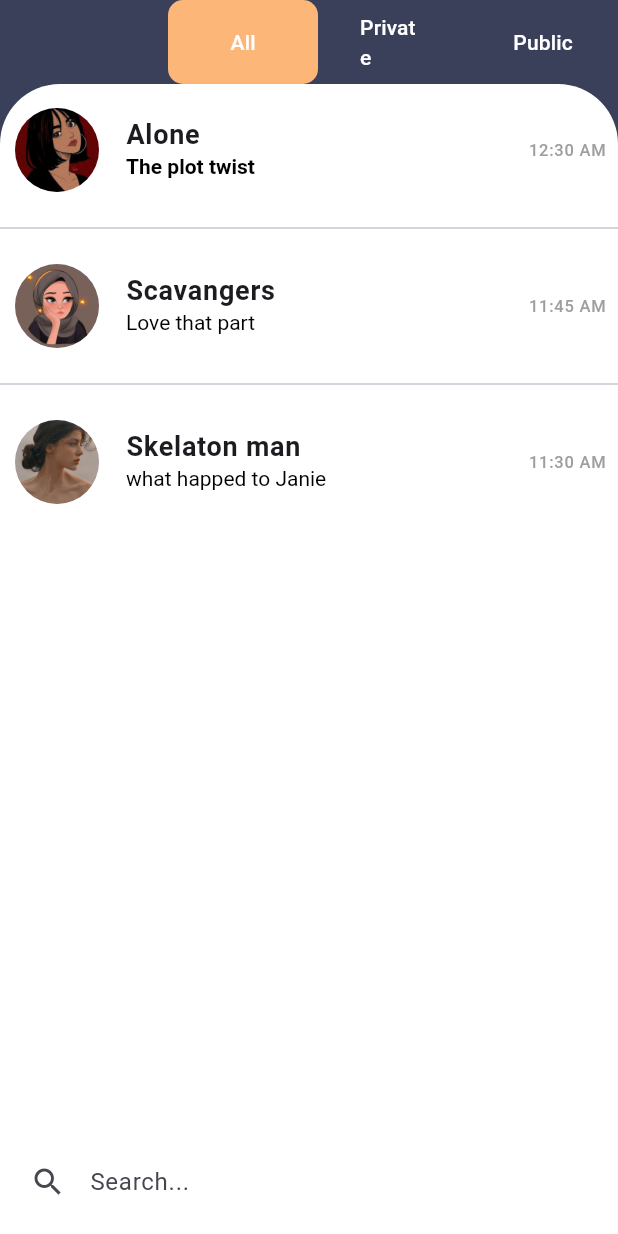
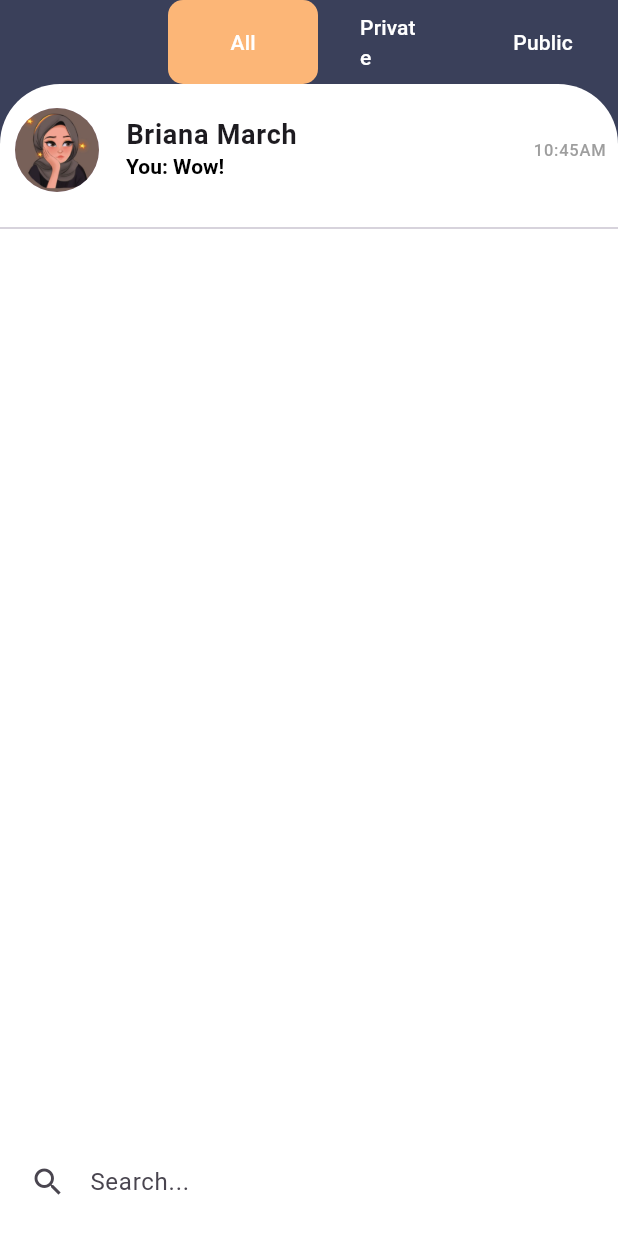
Before and after one commit to hafidabkt/TaleLand, a Flutter app: the ChatListScreen screen opened directly, on a phone screen of 412 x 824 dp. Run offline on Flutter 3.47's test engine with Material 3 defaults, Android fonts, the light colour scheme and no system bars.

Commit message:
classes added and block list with block functionality

```diff
--- /dev/null
+++ b/lib/class/blocked.dart
@@ -0,0 +1,3 @@
+import 'package:project/class/profileClass.dart';
+
+List<Profile> blocked = [];
--- /dev/null
+++ b/lib/class/messageClass.dart
@@ -0,0 +1,23 @@
+import 'package:flutter/material.dart';
+import 'package:project/class/profileClass.dart';
+
+class Message {
+  String text;
+  Profile sender;
+  Profile reciever;
+  bool seen;
+  String time;
+  Message(
+      {required this.text,
+      this.seen = false,
+      required this.reciever,
+      required this.sender,
+      this.time = '10:45AM'});
+}
+
+List<Message> messages = [
+  Message(text: 'Wow!', sender: authors[0], reciever: authors[1]),
+  Message(text: 'Wow!', sender: authors[1], reciever: authors[0]),
+  Message(text: 'Wow!', sender: authors[0], reciever: authors[1]),
+  Message(text: 'Wow!', sender: authors[0], reciever: authors[0]),
+];
--- a/lib/main.dart
+++ b/lib/main.dart
@@ -12,7 +12,7 @@ class MyApp extends StatelessWidget {
   // This widget is the root of your application.
   @override
   Widget build(BuildContext context) {
-    return MaterialApp(debugShowCheckedModeBanner: false, home: SignUpScreen());
+    return MaterialApp(debugShowCheckedModeBanner: false, home: Myapplication());
   }
 }
 
--- a/lib/src/bookCard.dart
+++ b/lib/src/bookCard.dart
@@ -47,7 +47,7 @@ class _BookCardState extends State<BookCard> {
                       ),
                       SizedBox(height: 4),
                       Text(
-                        'Author: ${widget.book.author}',
+                        'Author: ${widget.book.author.name}',
                         style: TextStyle(
                             fontSize: 16,
                             color: const Color.fromARGB(255, 48, 17, 17)),
--- a/lib/src/chatList.dart
+++ b/lib/src/chatList.dart
@@ -1,6 +1,8 @@
 import 'package:flutter/material.dart';
+import 'package:project/class/profileClass.dart';
 import 'package:project/src/chat.dart';
 import 'package:project/src/color.dart';
+import 'package:project/class/messageClass.dart';
 
 class ChatListScreen extends StatefulWidget {
   @override
@@ -36,6 +38,7 @@ class _ChatListScreenState extends State<ChatListScreen>
   }
 
   @override
+  Profile her = authors[1];
   Widget build(BuildContext context) {
     return Scaffold(
       appBar: AppBar(
@@ -70,19 +73,9 @@ class _ChatListScreenState extends State<ChatListScreen>
               Expanded(
                 child: ListView(
                   children: [
-                    buildChatUserTile(context, 'Alone', 'The plot twist',
-                        '12:30 AM', false, 'assets/profile01.png'),
+                    buildChatUserTile(messages.last),
                     Divider(),
-                    buildChatUserTile(context, 'Scavangers', 'Love that part',
-                        '11:45 AM', true, 'assets/profile02.png'),
-                    Divider(),
-                    buildChatUserTile(
-                        context,
-                        'Skelaton man',
-                        'what happed to Janie',
-                        '11:30 AM',
-                        true,
-                        'assets/profile03.png'),
+
                   ],
                 ),
               ),
@@ -147,12 +140,7 @@ class _ChatListScreenState extends State<ChatListScreen>
   }
 
   Widget buildChatUserTile(
-    BuildContext context,
-    String userName,
-    String lastMessage,
-    String timestamp,
-    bool seen,
-    String image,
+    Message message
   ) {
     // You can add logic here to filter based on the selected filter (_selectedFilter)
     return ListTile(
@@ -161,16 +149,16 @@ class _ChatListScreenState extends State<ChatListScreen>
         Navigator.push(
           context,
           MaterialPageRoute(
-            builder: (context) => ChatScreen(userName: userName, image: image),
+            builder: (context) => ChatScreen(),
           ),
         );
       },
       leading: CircleAvatar(
         radius: 30,
-        backgroundImage: AssetImage('${image}'), // Replace with actual image
+        backgroundImage: AssetImage('${her.imageUrl}'), // Replace with actual image
       ),
       title: Text(
-        userName,
+        her.name,
         style: TextStyle(
           fontWeight: FontWeight.bold,
           fontSize: 18.0,
@@ -178,16 +166,17 @@ class _ChatListScreenState extends State<ChatListScreen>
       ),
       subtitle: RichText(
         text: TextSpan(
-          text: lastMessage,
+          text: (her == message.sender) ?
+          message.text : 'You: ${message.text}',
           style: TextStyle(
-            fontWeight: seen ? FontWeight.normal : FontWeight.bold,
+            fontWeight: message.seen ? FontWeight.normal : FontWeight.bold,
             color: Colors.black,
             fontSize: 14.0,
           ),
         ),
       ),
       trailing: Text(
-        timestamp,
+        message.time,
         style: TextStyle(
           color: Colors.grey,
         ),
--- a/lib/src/create_story.dart
+++ b/lib/src/create_story.dart
@@ -3,6 +3,7 @@ import 'package:project/src/color.dart';
 import 'package:project/src/screens.dart';
 import 'package:project/class/categoryClass.dart';
 import 'package:project/class/bookClass.dart';
+import 'package:project/class/profileClass.dart';
 
 class CreateStory extends StatefulWidget {
   const CreateStory({Key? key}) : super(key: key);
@@ -236,7 +237,7 @@ class _CreateStoryState extends State<CreateStory> {
                     title: titleController.text,
                     image: 'assets/book1.png',
                     description: descriptionController.text,
-                    author: 'Jane Marie',
+                    author: authors[0],
                     tags: tagController.text,
                     parts: parts);
                 if (isPublic) {
--- a/lib/src/theme.dart
+++ b/lib/src/theme.dart
@@ -16,7 +16,9 @@ class _ThemeScreenState extends State<ThemeScreen> {
   Widget build(BuildContext context) {
     return Scaffold(
       appBar: AppBar(
-        title: Text('Theme Selector'),
+        backgroundColor: myAccent,
+        title: Text('Theme Selector',style: TextStyle(color: Colors.white),),
+        iconTheme: IconThemeData(color: Colors.white),
       ),
       body: Column(
         children: [
```
Also changed, not shown: lib/class/bookClass.dart (+19 -16 lines), lib/src/authorProfile.dart (+33 -19 lines), lib/src/blockedListScreen.dart (added, +56 -0 lines), lib/src/bookDetailScreen.dart (+26 -14 lines), lib/src/chat.dart (+29 -45 lines), lib/src/homePage.dart (+7 -0 lines), lib/src/notifications.dart (+20 -23 lines), lib/src/settings.dart (+12 -1 lines).
